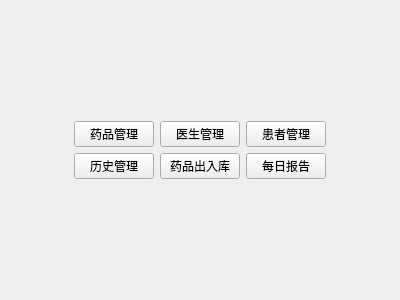
The window that welcomeview.ui (byan2490357105/lab3) describes before a commit, drawn with Qt 5.
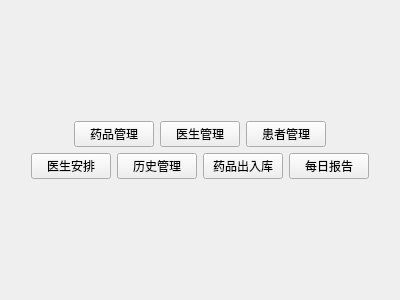
The same window after the commit.

Diff of the .ui file:
```diff
--- a/welcomeview.ui
+++ b/welcomeview.ui
@@ -99,6 +99,13 @@
      </item>
      <item>
       <layout class="QHBoxLayout" name="horizontalLayout_3">
+       <item>
+        <widget class="QPushButton" name="DoctorArrange">
+         <property name="text">
+          <string>医生安排</string>
+         </property>
+        </widget>
+       </item>
        <item>
         <widget class="QPushButton" name="History">
          <property name="text">
```
